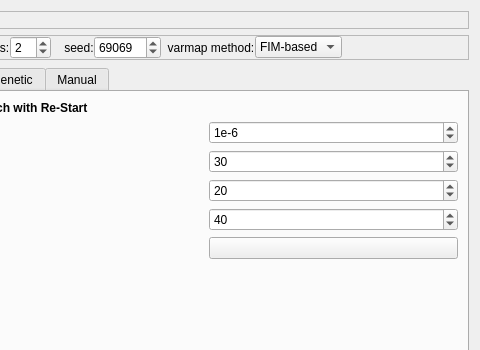
Old version of the form dialogs/automaticvarfitdialog.ui in the repository PauloCarvalhoRJ/gammaray; both pictures show x 322 to 802 and y 0 to 350 of the 802 by 443 pixel window.
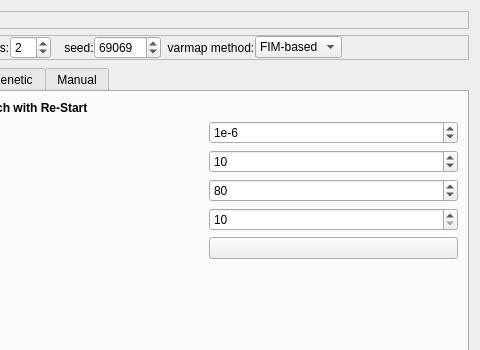
New version of the form. The open tabs and pages were chosen to show the change. Icons and pictures are not drawn.

Commit message: AutoVarFit: changes to default parameters in AutomaticVarFitDialog.

Diff of the .ui file:
```diff
--- a/dialogs/automaticvarfitdialog.ui
+++ b/dialogs/automaticvarfitdialog.ui
@@ -576,7 +576,7 @@
           <number>10</number>
          </property>
          <property name="value">
-          <number>30</number>
+          <number>10</number>
          </property>
         </widget>
        </item>
@@ -599,7 +599,7 @@
           <number>10</number>
          </property>
          <property name="value">
-          <number>20</number>
+          <number>80</number>
          </property>
         </widget>
        </item>
@@ -622,7 +622,7 @@
           <number>10</number>
          </property>
          <property name="value">
-          <number>40</number>
+          <number>10</number>
          </property>
         </widget>
        </item>
```
